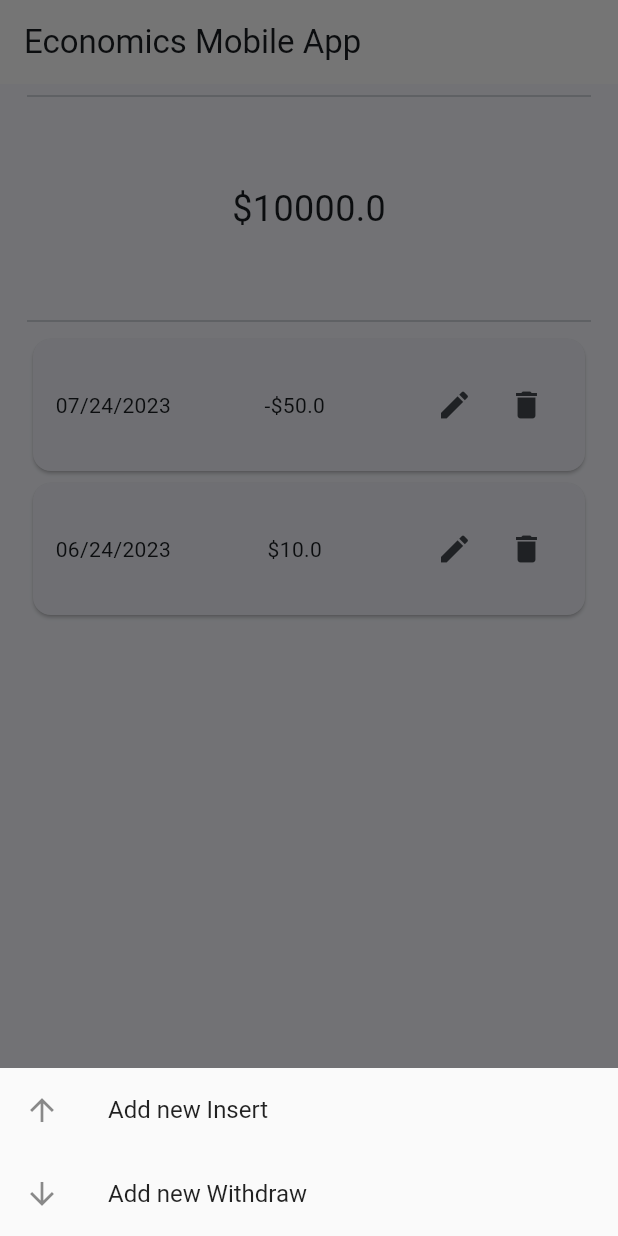
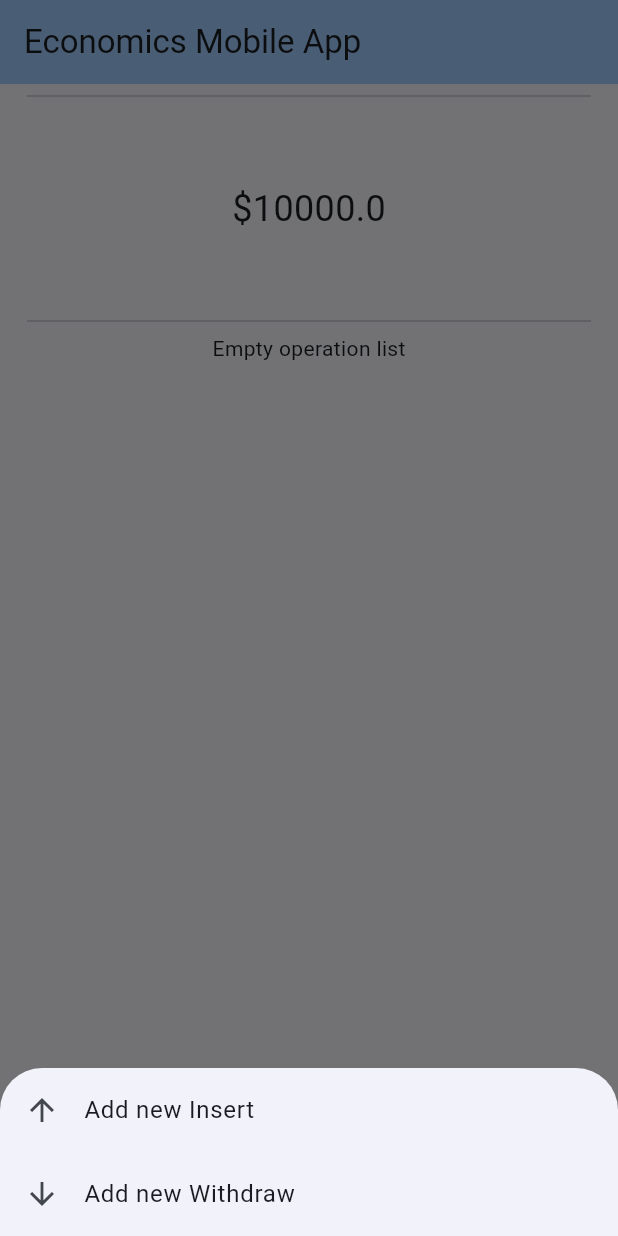
Before and after one commit to Elias288/Economics-Mobile-App, a Flutter app: the screen it shows after launch, after a tap on the "add" icon, on a phone screen of 412 x 824 dp. Run offline on Flutter 3.47's test engine with Material 2 defaults, Android fonts, the phone set to English and light mode, and no system bars.

Commit message:
Correcciones y buenas practicas

```diff
--- a/app/lib/components/add_new_operation_box.dart
+++ b/app/lib/components/add_new_operation_box.dart
@@ -1,6 +1,7 @@
 // ignore_for_file: prefer_typing_uninitialized_variables
 
 import 'package:flutter/material.dart';
+import 'package:flutter/services.dart';
 
 class AddNewOperation extends StatelessWidget {
   final controller;
@@ -21,9 +22,11 @@ class AddNewOperation extends StatelessWidget {
     return AlertDialog(
       title: Text("Add $operationTitle"),
       content: TextField(
+        autofocus: true,
         controller: controller,
+        decoration: const InputDecoration(labelText: "Amount"),
         keyboardType: TextInputType.number,
-        decoration: const InputDecoration(labelText: "Amount"),
+        inputFormatters: [FilteringTextInputFormatter.digitsOnly],
       ),
       actions: [
         MaterialButton(
--- a/app/lib/main.dart
+++ b/app/lib/main.dart
@@ -1,4 +1,3 @@
-import 'package:app/components/modal_bottom_sheet_operations.dart';
 import 'package:app/pages/my_home_page.dart';
 import 'package:flutter/material.dart';
 
@@ -8,39 +7,8 @@ void main() {
   ));
 }
 
-class MyApp extends StatefulWidget {
+class MyApp extends StatelessWidget {
   const MyApp({super.key});
-
-  @override
-  State<MyApp> createState() => _MyAppState();
-}
-
-class _MyAppState extends State<MyApp> {
-  double totalAmount = 10000;
-  List operationList = [
-    // AMOUNT, TYPE, OPERATION DATE
-    [50.0, "Withdraw", "07/24/2023"],
-    [10.0, "Insert", "06/24/2023"],
-  ];
-
-  void addOperation(double amount, String type, String operationDate) {
-    setState(() {
-      operationList.add([amount, type, operationDate]);
-      // print([amount, type, operationDate]);
-
-      if (type == "Withdraw") {
-        // WITHDRAW MONEY FROM THE TOTAL AMOUNT
-        setState(() {
-          totalAmount = totalAmount - amount;
-        });
-      } else if (type == "Insert") {
-        // INSERT MONEY FROM THE TOTAL AMOUNT
-        setState(() {
-          totalAmount = totalAmount + amount;
-        });
-      }
-    });
-  }
 
   @override
   Widget build(BuildContext context) {
@@ -50,30 +18,7 @@ class _MyAppState extends State<MyApp> {
         colorScheme: ColorScheme.fromSeed(seedColor: Colors.blue),
         useMaterial3: true,
       ),
-      home: Scaffold(
-        appBar: AppBar(
-          backgroundColor: Theme.of(context).colorScheme.inversePrimary,
-          title: const Text('Economics Mobile App'),
-        ),
-        body: MyHomePage(
-          operationList: operationList,
-          totalAmount: totalAmount,
-        ),
-        // BOTON FLOTANTE
-        floatingActionButton: FloatingActionButton(
-          onPressed: () {
-            // MODAL PARA ELEGIR OPERACIÓN
-            showModalBottomSheet<void>(
-              context: context,
-              builder: (context) {
-                return ModalBottonSheetOperations(onAddOperation: addOperation);
-              },
-            );
-          },
-          tooltip: "Add an Operation",
-          child: const Icon(Icons.add),
-        ),
-      ),
+      home: const MyHomePage(),
     );
   }
 }
--- a/app/lib/pages/my_home_page.dart
+++ b/app/lib/pages/my_home_page.dart
@@ -1,20 +1,57 @@
 // import 'package:app/components/dropdown_months.dart';
+import 'package:app/components/modal_bottom_sheet_operations.dart';
 import 'package:app/components/info_card.dart';
+import 'package:app/utils/operations.dart';
 import 'package:flutter/material.dart';
 
-class MyHomePage extends StatelessWidget {
-  final List operationList;
-  final double totalAmount;
+class MyHomePage extends StatefulWidget {
+  const MyHomePage({
+    super.key,
+  });
 
-  const MyHomePage(
-      {super.key, required this.operationList, required this.totalAmount});
+  @override
+  State<MyHomePage> createState() => _MyHomePageState();
+}
+
+class _MyHomePageState extends State<MyHomePage> {
+  double totalAmount = 10000;
+  List operationList = <Operations>[
+    // AMOUNT, TYPE, OPERATION DATE
+    // Operations(amount: 50.0, type: "Withdraw", operationDate: "07/24/2023"),
+    // Operations(amount: 10.0, type: "Insert", operationDate: "06/24/2023"),
+  ];
+
+  void addOperation(Operations operation) {
+    setState(() {
+      operationList.add(operation);
+      // print([amount, type, operationDate]);
+
+      if (operation.type == "Withdraw") {
+        // WITHDRAW MONEY FROM THE TOTAL AMOUNT
+        setState(() {
+          totalAmount = totalAmount - operation.amount;
+        });
+      } else if (operation.type == "Insert") {
+        // INSERT MONEY FROM THE TOTAL AMOUNT
+        setState(() {
+          totalAmount = totalAmount + operation.amount;
+        });
+      }
+    });
+  }
 
   @override
   Widget build(BuildContext context) {
-    return Padding(
+    return Scaffold(
+      appBar: AppBar(
+        backgroundColor: Theme.of(context).colorScheme.inversePrimary,
+        title: const Text('Economics Mobile App'),
+      ),
+      body: Padding(
         padding: const EdgeInsets.symmetric(horizontal: 18),
         child: Column(
-        mainAxisAlignment: MainAxisAlignment.center,
+          mainAxisAlignment: MainAxisAlignment.start,
+          crossAxisAlignment: CrossAxisAlignment.stretch,
           children: [
             const Divider(),
 
@@ -38,20 +75,50 @@ class MyHomePage extends StatelessWidget {
             // const Divider(),
 
             // LIST OF OPERATIONS
-          Expanded(
+            operationList.isEmpty
+                // IF EMPTY SHOW A MESSAGE
+                ? const Column(
+                    mainAxisSize: MainAxisSize.max,
+                    crossAxisAlignment: CrossAxisAlignment.stretch,
+                    children: [
+                      Align(
+                        alignment: AlignmentDirectional(0, 0),
+                        child: Text("Empty operation list"),
+                      ),
+                    ],
+                  )
+                // ELSE SHOW A LIST
+                : Expanded(
                     child: ListView.builder(
                       itemCount: operationList.length,
                       itemBuilder: (context, index) {
+                        Operations op = operationList[index];
+
                         return InfoCard(
-                  amount: operationList[index][0],
-                  type: operationList[index][1],
-                  operationDate: operationList[index][2],
+                          amount: op.amount,
+                          type: op.type,
+                          operationDate: op.operationDate,
                         );
                       },
                     ),
                   ),
           ],
         ),
+      ),
+
+      // BOTON FLOTANTE
+      floatingActionButton: FloatingActionButton(
+        onPressed: () {
+          // MODAL PARA ELEGIR OPERACIÓN
+          showModalBottomSheet<void>(
+            context: context,
+            builder: (context) =>
+                ModalBottonSheetOperations(onAddOperation: addOperation),
+          );
+        },
+        tooltip: "Add an Operation",
+        child: const Icon(Icons.add),
+      ),
     );
   }
 }
--- /dev/null
+++ b/app/lib/utils/operations.dart
@@ -0,0 +1,7 @@
+class Operations {
+  final double amount;
+  final String type;
+  final String operationDate;
+
+  Operations({required this.amount, required this.type, required this.operationDate});
+}
```
Also changed, not shown: app/lib/components/modal_bottom_sheet_operations.dart (+16 -24 lines). Lines whose indentation alone changed are shown as unchanged.
